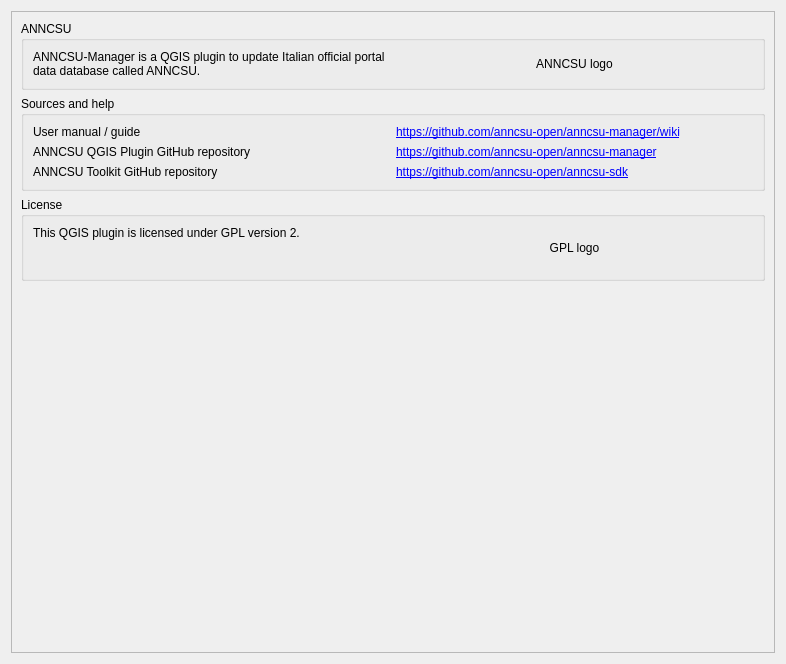
Old version of the form qgisplugin/anncsu_manager/resources/ui/wizard_about.ui in the repository anncsu-open/anncsu-manager.
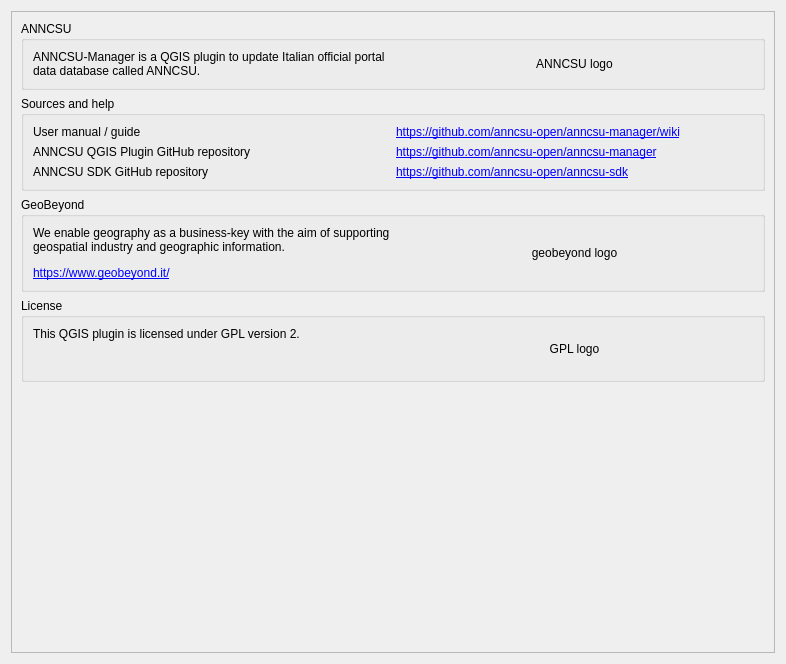
New version of the form.

Commit message: updated about with new logos

What changed in the file:
```diff
--- a/qgisplugin/anncsu_manager/resources/ui/wizard_about.ui
+++ b/qgisplugin/anncsu_manager/resources/ui/wizard_about.ui
@@ -98,7 +98,7 @@
           <item row="2" column="0">
            <widget class="QLabel" name="label_3">
             <property name="text">
-             <string>ANNCSU Toolkit GitHub repository</string>
+             <string>ANNCSU SDK GitHub repository</string>
             </property>
            </widget>
           </item>
@@ -142,6 +142,56 @@
          </layout>
         </widget>
        </item>
+       <item>
+        <widget class="QGroupBox" name="groupBox_4">
+         <property name="sizePolicy">
+          <sizepolicy hsizetype="Preferred" vsizetype="Maximum">
+           <horstretch>0</horstretch>
+           <verstretch>0</verstretch>
+          </sizepolicy>
+         </property>
+         <property name="title">
+          <string>GeoBeyond</string>
+         </property>
+         <layout class="QHBoxLayout" name="horizontalLayout_3">
+          <item>
+           <widget class="QLabel" name="label_5">
+            <property name="sizePolicy">
+             <sizepolicy hsizetype="Preferred" vsizetype="Preferred">
+              <horstretch>0</horstretch>
+              <verstretch>0</verstretch>
+             </sizepolicy>
+            </property>
+            <property name="text">
+             <string>We enable geography as a business-key with the aim of supporting geospatial industry and geographic information. &lt;html&gt;&lt;head/&gt;&lt;body&gt;&lt;p&gt;&lt;a href=&quot;https://github.com/anncsu-open/anncsu-sdk&quot;&gt;&lt;span style=&quot; text-decoration: underline; color:#0000ff;&quot;&gt;https://www.geobeyond.it/&lt;/span&gt;&lt;/a&gt;&lt;/p&gt;&lt;/body&gt;&lt;/html&gt;</string>
+            </property>
+            <property name="wordWrap">
+             <bool>true</bool>
+            </property>
+           </widget>
+          </item>
+          <item>
+           <widget class="QLabel" name="geobeyond_logo_label">
+            <property name="maximumSize">
+             <size>
+              <width>16777215</width>
+              <height>16777215</height>
+             </size>
+            </property>
+            <property name="text">
+             <string>geobeyond logo</string>
+            </property>
+            <property name="alignment">
+             <set>Qt::AlignCenter</set>
+            </property>
+            <property name="openExternalLinks">
+             <bool>true</bool>
+            </property>
+           </widget>
+          </item>
+         </layout>
+        </widget>
+       </item>
        <item>
         <widget class="QGroupBox" name="groupBox">
          <property name="sizePolicy">
```
The commit also changes 1 other file.
